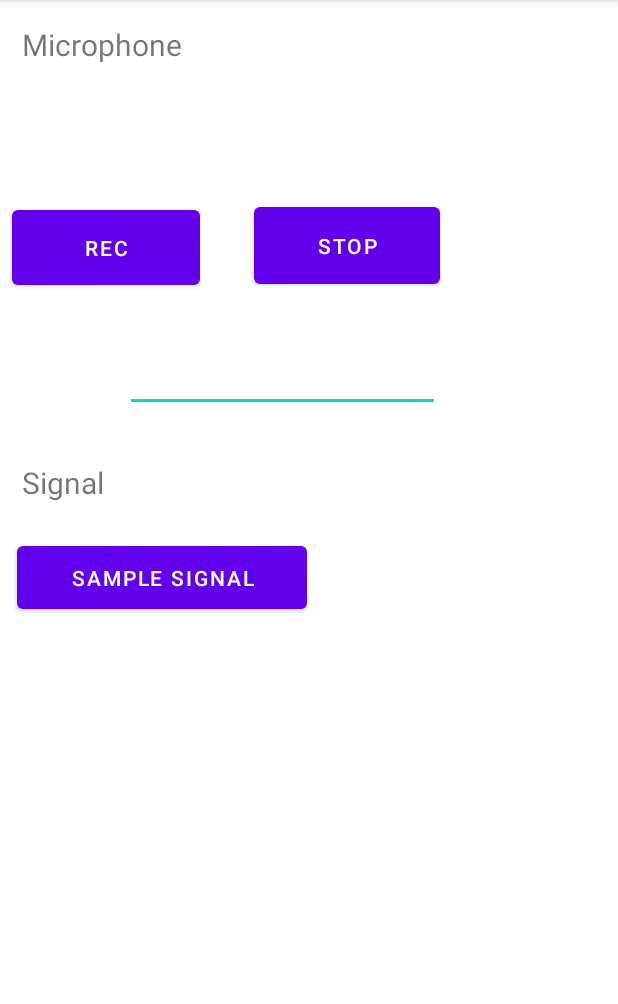
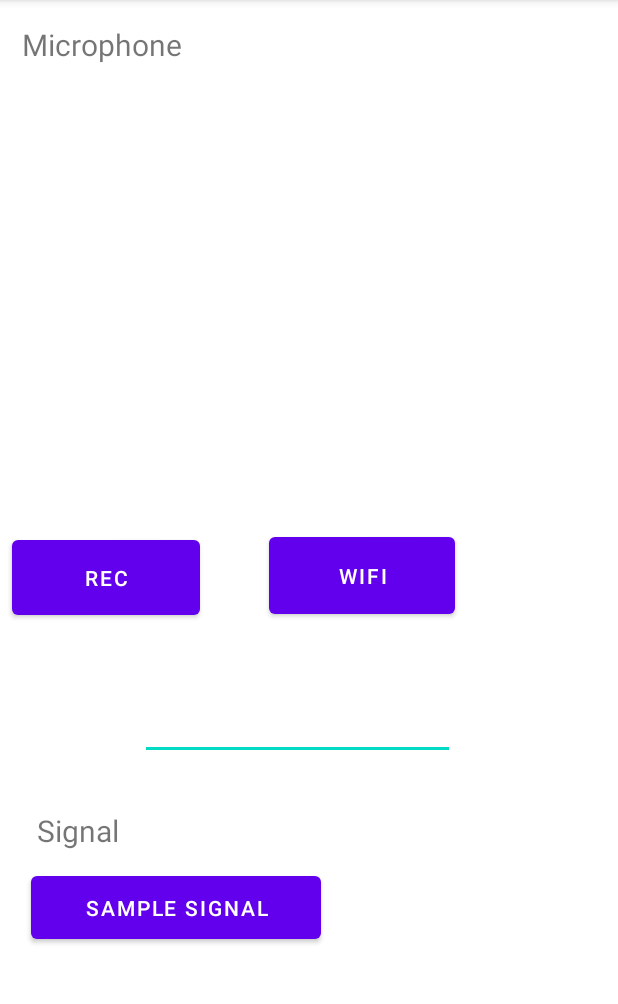
Before and after one commit to Gabriele3vi/Pangolin, an Android app: the screen it shows after launch (MainActivity), on a phone screen of 412 x 824 dp, the part 84-1088 px from its top. Run offline under Robolectric (Android 15) with nearby library versions, the phone set to English and light mode, and no system bars.

Commit message:
Added WifiSampler

```diff
--- a/app/src/main/AndroidManifest.xml
+++ b/app/src/main/AndroidManifest.xml
@@ -4,6 +4,9 @@
     <uses-permission android:name="android.permission.ACCESS_COARSE_LOCATION" />
     <uses-permission android:name="android.permission.ACCESS_FINE_LOCATION" />
     <uses-permission android:name="android.permission.RECORD_AUDIO" />
+    <uses-permission android:name="android.permission.INTERNET"/>
+    <uses-permission android:name="android.permission.ACCESS_WIFI_STATE"/>
+    <uses-permission android:name="android.permission.ACCESS_NETWORK_STATE"/>
     <application
         android:allowBackup="true"
         android:dataExtractionRules="@xml/data_extraction_rules"
--- a/app/src/main/java/com/platypus/pangolin/MainActivity.java
+++ b/app/src/main/java/com/platypus/pangolin/MainActivity.java
@@ -1,15 +1,13 @@
 package com.platypus.pangolin;
 
 import androidx.annotation.NonNull;
-import androidx.annotation.RequiresApi;
 import androidx.appcompat.app.AppCompatActivity;
+import androidx.core.app.ActivityCompat;
 
+import android.Manifest;
 import android.content.Context;
 import android.content.pm.PackageManager;
-import android.os.Build;
 import android.os.Bundle;
-import android.telephony.CellSignalStrength;
-import android.telephony.TelephonyManager;
 import android.widget.Button;
 import android.widget.EditText;
 import android.widget.TextView;
@@ -19,14 +17,14 @@ import com.platypus.pangolin.models.Sample;
 import com.platypus.pangolin.samplers.AcousticNoiseSampler;
 import com.platypus.pangolin.samplers.Sampler;
 import com.platypus.pangolin.samplers.SignalStrengthSampler;
-
-import java.util.List;
+import com.platypus.pangolin.samplers.WifiSampler;
 
 public class MainActivity extends AppCompatActivity {
+    private static final int REQUEST_MICROPHONE = 1;
     private Button btn_campiona;
-    private Button btn_stop;
+    private Button btn_wifi;
     private Button btn_sample_signal;
-    private TextView tv_mic_result;
+    private TextView tv_out;
 
 
     private EditText timeToSample;
@@ -39,18 +37,21 @@ public class MainActivity extends AppCompatActivity {
         setContentView(R.layout.activity_main);
 
         btn_campiona = findViewById(R.id.btn_campiona_mic);
-        btn_stop = findViewById(R.id.btn_stop_mic);
+        btn_wifi = findViewById(R.id.wifi);
         btn_sample_signal = findViewById(R.id.btn_sample_signal);
-        tv_mic_result = findViewById(R.id.tv_microphone_value);
+        tv_out = findViewById(R.id.tv_out);
         timeToSample = findViewById(R.id.tx_millis);
+
+        //TODO chiedere tutti i permessi all'esecuzione
+        askForMicrophonePermissions();
 
         btn_campiona.setOnClickListener(e -> {
             //startRecording();
             testAcousticNoiseSampler();
         });
 
-        btn_stop.setOnClickListener(e -> {
-            Toast.makeText(this, "stop", Toast.LENGTH_LONG).show();
+        btn_wifi.setOnClickListener(e -> {
+            testWifiSampler();
         });
 
         btn_sample_signal.setOnClickListener(e -> {
@@ -65,15 +66,36 @@ public class MainActivity extends AppCompatActivity {
         AcousticNoiseSampler sampler = new AcousticNoiseSampler(millis);
 
         Sample s = sampler.getSample();
-        System.out.println(s);
+        if (s  == null){
+            tv_out.setText("Errore nella lettura del rumore");
+        } else {
+            tv_out.setText(s.toString());
+            System.out.println(s);
+        }
     }
 
     public void testSignalSampler(){
         Sampler signalSampler = new SignalStrengthSampler(this);
         Sample s = signalSampler.getSample();
-        System.out.println(s.toString());
+        if (s  == null){
+            tv_out.setText("Errore nella lettura del segnale telefonico");
+        } else {
+            tv_out.setText(s.toString());
+            System.out.println(s);
+        }
     }
 
+    public void testWifiSampler(){
+        tv_out.setText("Wifiiiiii");
+        WifiSampler sampler = new WifiSampler(this);
+        Sample s = sampler.getSample();
+        if (s  == null){
+            tv_out.setText("Errore nella lettura del WIFI");
+        } else {
+            tv_out.setText(s.toString());
+            System.out.println(s);
+        }
+    }
     @Override
     public void onRequestPermissionsResult(int requestCode, @NonNull String[] permissions, @NonNull int[] grantResults) {
         super.onRequestPermissionsResult(requestCode, permissions, grantResults);
@@ -86,4 +108,14 @@ public class MainActivity extends AppCompatActivity {
         }
     }
 
+    //TODO scrivere i metodi per chiedere tutti i permessi necessari
+    //vedi link di geekforgeeks nella cartella di chrome AndroidDev
+    public void askForMicrophonePermissions(){
+        if (ActivityCompat.checkSelfPermission(this, Manifest.permission.RECORD_AUDIO) != PackageManager.PERMISSION_GRANTED) {
+            ActivityCompat.requestPermissions(this,
+                    new String[]{Manifest.permission.RECORD_AUDIO},
+                    REQUEST_MICROPHONE);
+        }
+    }
+
 }
--- a/app/src/main/java/com/platypus/pangolin/samplers/AcousticNoiseSampler.java
+++ b/app/src/main/java/com/platypus/pangolin/samplers/AcousticNoiseSampler.java
@@ -141,7 +141,7 @@ public class AcousticNoiseSampler extends Sampler{
 
             if (db >= -10)
                condition = SignalCondition.Poor;
-            else if (db >= -40)
+            else if (db >= -50)
                 condition = SignalCondition.Good;
             else
                 condition = SignalCondition.Excellent;
--- a/app/src/main/java/com/platypus/pangolin/samplers/SignalStrengthSampler.java
+++ b/app/src/main/java/com/platypus/pangolin/samplers/SignalStrengthSampler.java
@@ -22,11 +22,12 @@ public class SignalStrengthSampler extends Sampler {
     public SignalStrengthSampler(Context context){
         telephonyManager = (TelephonyManager) context.getSystemService(Context.TELEPHONY_SERVICE);
     }
+
     private double getData(){
         List<CellSignalStrength> cellSignals = telephonyManager.getSignalStrength().getCellSignalStrengths();
 
         //get the signal of the current SIM
-        CellSignalStrength signalStrength = cellSignals == null ? cellSignals.get(0)  : null;
+        CellSignalStrength signalStrength = cellSignals == null ? cellSignals.get(0) : null;
 
         if (signalStrength == null)
                 return 0;
@@ -83,7 +84,7 @@ public class SignalStrengthSampler extends Sampler {
         List<CellSignalStrength> cellSignals = telephonyManager.getSignalStrength().getCellSignalStrengths();
 
         //get the signal of the current SIM
-        CellSignalStrength signalStrength = cellSignals != null ? cellSignals.get(0)  : null;
+        CellSignalStrength signalStrength = cellSignals.size() != 0 ? cellSignals.get(0)  : null;
 
         if (signalStrength == null)
             return null;
--- a/app/src/main/res/layout/activity_main.xml
+++ b/app/src/main/res/layout/activity_main.xml
@@ -20,22 +20,9 @@
         app:layout_constraintTop_toTopOf="parent" />
 
     <TextView
-        android:id="@+id/label_signal"
-        android:layout_width="113dp"
-        android:layout_height="30dp"
-        android:layout_marginStart="8dp"
-        android:layout_marginTop="112dp"
-        android:text="@string/label_signal"
-        android:textSize="20dp"
-        app:layout_constraintEnd_toEndOf="parent"
-        app:layout_constraintHorizontal_bias="0.024"
-        app:layout_constraintStart_toStartOf="parent"
-        app:layout_constraintTop_toBottomOf="@+id/btn_campiona_mic" />
-
-    <TextView
-        android:id="@+id/tv_microphone_value"
-        android:layout_width="300dp"
-        android:layout_height="35dp"
+        android:id="@+id/tv_out"
+        android:layout_width="293dp"
+        android:layout_height="265dp"
         android:layout_marginStart="8dp"
         android:layout_marginTop="76dp"
         android:textSize="20dp"
@@ -49,44 +36,57 @@
         android:layout_width="125dp"
         android:layout_height="62dp"
         android:layout_marginStart="8dp"
-        android:layout_marginTop="88dp"
+        android:layout_marginTop="308dp"
         android:text="Rec"
         app:layout_constraintStart_toStartOf="parent"
         app:layout_constraintTop_toBottomOf="@+id/label_microphone" />
+
+    <EditText
+        android:id="@+id/tx_millis"
+        android:layout_width="210dp"
+        android:layout_height="51dp"
+        android:layout_marginTop="40dp"
+        android:ems="10"
+        android:inputType="number"
+        app:layout_constraintEnd_toEndOf="parent"
+        app:layout_constraintHorizontal_bias="0.462"
+        app:layout_constraintStart_toStartOf="parent"
+        app:layout_constraintTop_toBottomOf="@+id/wifi" />
+
+    <Button
+        android:id="@+id/wifi"
+        android:layout_width="124dp"
+        android:layout_height="63dp"
+        android:layout_marginStart="36dp"
+        android:layout_marginTop="352dp"
+        android:text="Wifi"
+        app:layout_constraintEnd_toEndOf="parent"
+        app:layout_constraintHorizontal_bias="0.084"
+        app:layout_constraintStart_toEndOf="@+id/btn_campiona_mic"
+        app:layout_constraintTop_toTopOf="parent" />
 
     <Button
         android:id="@+id/btn_sample_signal"
         android:layout_width="193dp"
         android:layout_height="54dp"
-        android:layout_marginTop="20dp"
+        android:layout_marginTop="8dp"
         android:text="Sample signal"
         app:layout_constraintEnd_toEndOf="parent"
-        app:layout_constraintHorizontal_bias="0.052"
+        app:layout_constraintHorizontal_bias="0.096"
         app:layout_constraintStart_toStartOf="parent"
         app:layout_constraintTop_toBottomOf="@+id/label_signal" />
 
-    <Button
-        android:id="@+id/btn_stop_mic"
-        android:layout_width="124dp"
-        android:layout_height="63dp"
-        android:layout_marginStart="36dp"
-        android:layout_marginTop="132dp"
-        android:text="Stop"
+    <TextView
+        android:id="@+id/label_signal"
+        android:layout_width="113dp"
+        android:layout_height="30dp"
+        android:layout_marginStart="8dp"
+        android:layout_marginTop="124dp"
+        android:text="@string/label_signal"
+        android:textSize="20dp"
         app:layout_constraintEnd_toEndOf="parent"
-        app:layout_constraintHorizontal_bias="0.0"
-        app:layout_constraintStart_toEndOf="@+id/btn_campiona_mic"
-        app:layout_constraintTop_toTopOf="parent" />
-
-    <EditText
-        android:id="@+id/tx_millis"
-        android:layout_width="210dp"
-        android:layout_height="51dp"
-        android:layout_marginTop="28dp"
-        android:ems="10"
-        android:inputType="number"
-        app:layout_constraintEnd_toEndOf="parent"
-        app:layout_constraintHorizontal_bias="0.412"
+        app:layout_constraintHorizontal_bias="0.058"
         app:layout_constraintStart_toStartOf="parent"
-        app:layout_constraintTop_toBottomOf="@+id/btn_stop_mic" />
+        app:layout_constraintTop_toBottomOf="@+id/btn_campiona_mic" />
 
 </androidx.constraintlayout.widget.ConstraintLayout>
```
Also changed, not shown: app/src/main/java/com/platypus/pangolin/models/Sample.java (+9 -6 lines), app/src/main/java/com/platypus/pangolin/samplers/WifiSampler.java (added, +35 -0 lines).
